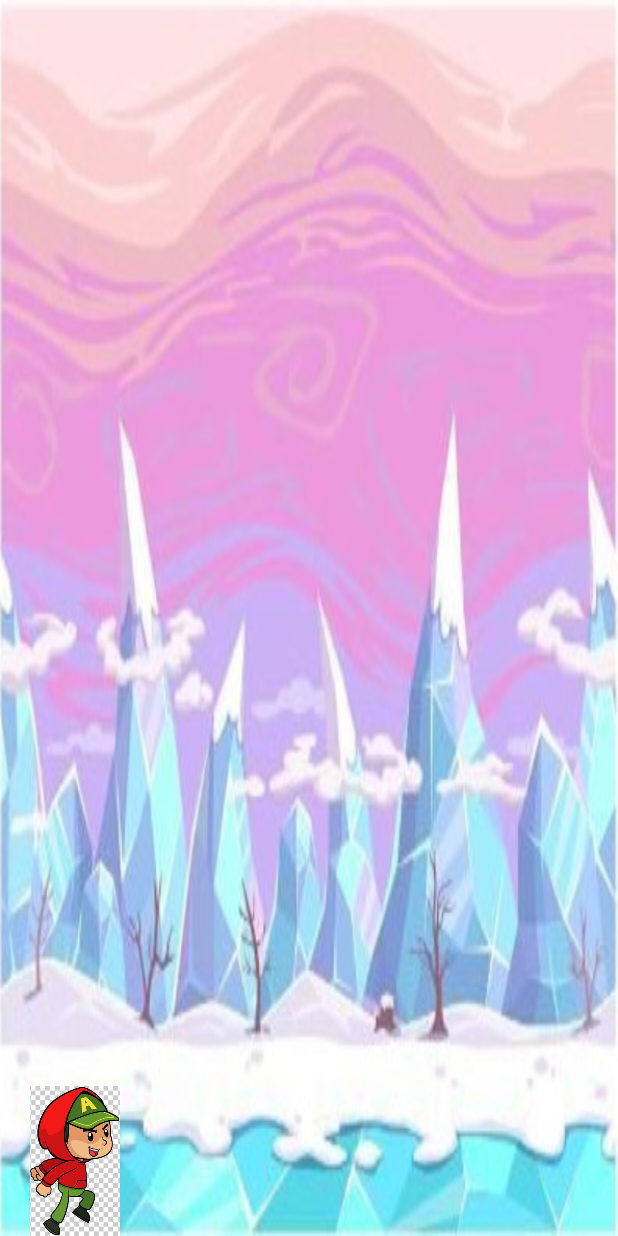
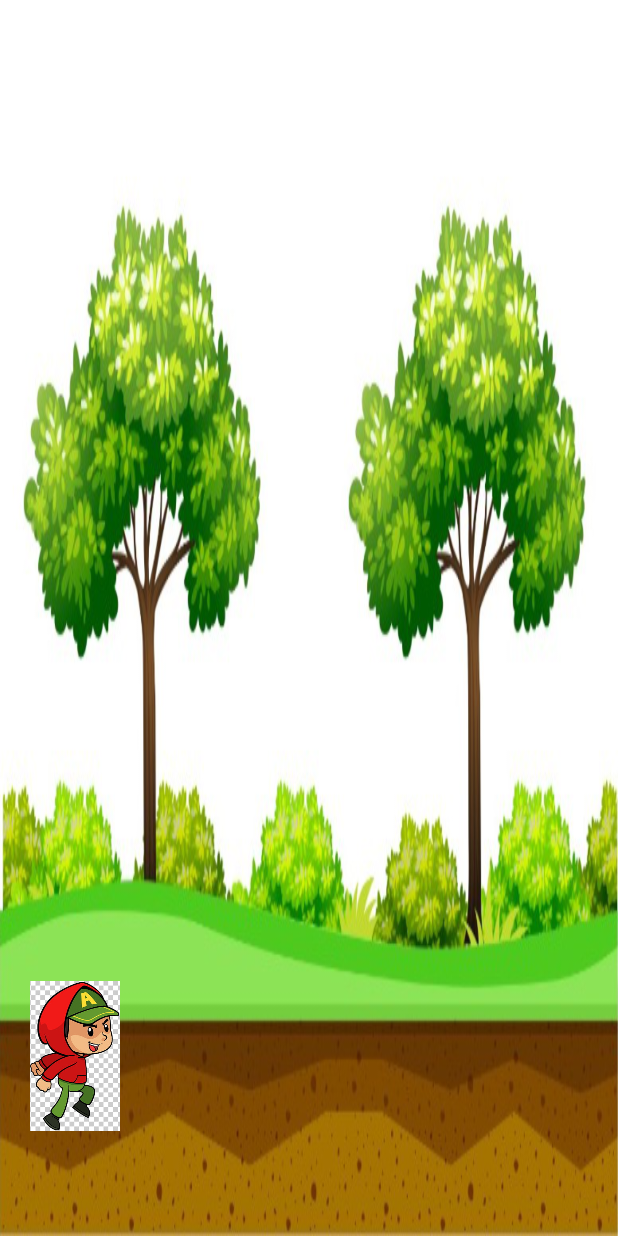
Before and after one commit to TomLezmy/GoolMathApp, an Android app: the layout activity_game_page.xml on its own in the app's theme, with its tools: preview values and no code run, on a phone screen of 412 x 824 dp. Run offline under Robolectric (Android 15) with nearby library versions, the phone set to English and light mode, and no system bars; Roboto replaces fonts that are not available here.

Commit message:
new background

```diff
--- a/app/src/main/res/layout/activity_game_page.xml
+++ b/app/src/main/res/layout/activity_game_page.xml
@@ -5,12 +5,13 @@
     <RelativeLayout
         android:layout_width="match_parent"
         android:layout_height="match_parent"
-        android:background="@drawable/path"
+        android:background="@drawable/game_image_option_1"
         android:id="@+id/game_layout">
         <ImageView
             android:layout_width="100dp"
             android:layout_height="100dp"
             android:src="@drawable/player"
+            android:layout_marginBottom="70dp"
             android:background="@null"
             android:layout_alignParentBottom="true"/>
     </RelativeLayout>
```
Also changed, not shown: app/src/main/res/drawable-v24/player.png, app/src/main/res/drawable/game_image_option_1.png (added).
